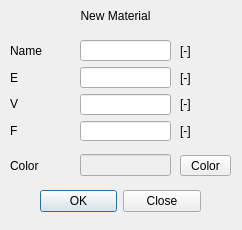
First picture: the form in pulse/uix/user_input/ui/materialInput.ui, repository open-pulse/OpenPulse, before the edit.
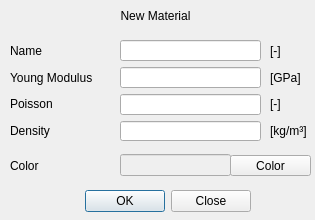
Second picture: the form after the edit.

The edit to the form file:
```diff
--- a/pulse/uix/user_input/ui/materialInput.ui
+++ b/pulse/uix/user_input/ui/materialInput.ui
@@ -6,14 +6,14 @@
    <rect>
     <x>0</x>
     <y>0</y>
-    <width>242</width>
-    <height>230</height>
+    <width>315</width>
+    <height>220</height>
    </rect>
   </property>
   <property name="maximumSize">
    <size>
-    <width>242</width>
-    <height>230</height>
+    <width>315</width>
+    <height>220</height>
    </size>
   </property>
   <property name="windowTitle">
@@ -24,7 +24,7 @@
     <rect>
      <x>0</x>
      <y>0</y>
-     <width>241</width>
+     <width>341</width>
      <height>231</height>
     </rect>
    </property>
@@ -33,7 +33,7 @@
      <rect>
       <x>0</x>
       <y>0</y>
-      <width>231</width>
+      <width>311</width>
       <height>31</height>
      </rect>
     </property>
@@ -55,7 +55,7 @@
      <rect>
       <x>10</x>
       <y>40</y>
-      <width>61</width>
+      <width>101</width>
       <height>101</height>
      </rect>
     </property>
@@ -70,21 +70,21 @@
      <item>
       <widget class="QLabel" name="label_2">
        <property name="text">
-        <string>E</string>
+        <string>Young Modulus</string>
        </property>
       </widget>
      </item>
      <item>
       <widget class="QLabel" name="label_3">
        <property name="text">
-        <string>V</string>
+        <string>Poisson</string>
        </property>
       </widget>
      </item>
      <item>
       <widget class="QLabel" name="label_4">
        <property name="text">
-        <string>F</string>
+        <string>Density</string>
        </property>
       </widget>
      </item>
@@ -93,9 +93,9 @@
    <widget class="QWidget" name="verticalLayoutWidget_3">
     <property name="geometry">
      <rect>
-      <x>80</x>
+      <x>120</x>
       <y>40</y>
-      <width>91</width>
+      <width>141</width>
       <height>101</height>
      </rect>
     </property>
@@ -117,9 +117,9 @@
    <widget class="QWidget" name="verticalLayoutWidget_4">
     <property name="geometry">
      <rect>
-      <x>180</x>
+      <x>270</x>
       <y>40</y>
-      <width>51</width>
+      <width>38</width>
       <height>101</height>
      </rect>
     </property>
@@ -134,7 +134,7 @@
      <item>
       <widget class="QLabel" name="label_9">
        <property name="text">
-        <string>[-]</string>
+        <string>[GPa]</string>
        </property>
       </widget>
      </item>
@@ -148,7 +148,7 @@
      <item>
       <widget class="QLabel" name="label_13">
        <property name="text">
-        <string>[-]</string>
+        <string>[kg/m³]</string>
        </property>
       </widget>
      </item>
@@ -157,9 +157,9 @@
    <widget class="QDialogButtonBox" name="buttonBox_save_material">
     <property name="geometry">
      <rect>
-      <x>40</x>
+      <x>10</x>
       <y>190</y>
-      <width>161</width>
+      <width>241</width>
       <height>23</height>
      </rect>
     </property>
@@ -172,7 +172,7 @@
      <rect>
       <x>10</x>
       <y>150</y>
-      <width>61</width>
+      <width>101</width>
       <height>31</height>
      </rect>
     </property>
@@ -189,9 +189,9 @@
    <widget class="QWidget" name="verticalLayoutWidget_6">
     <property name="geometry">
      <rect>
-      <x>80</x>
+      <x>120</x>
       <y>150</y>
-      <width>91</width>
+      <width>111</width>
       <height>31</height>
      </rect>
     </property>
@@ -211,9 +211,9 @@
    <widget class="QWidget" name="verticalLayoutWidget_7">
     <property name="geometry">
      <rect>
-      <x>180</x>
+      <x>230</x>
       <y>150</y>
-      <width>51</width>
+      <width>81</width>
       <height>31</height>
      </rect>
     </property>
```
Left out of the diff: 3 changed lines with no effect on the pictures.
